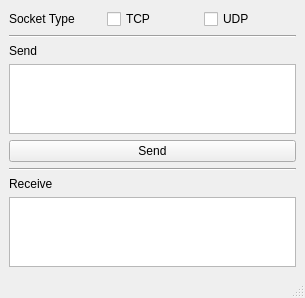
Above: network_interface_debugger/main_window.ui from iamkevinzhao/ce30_debuggers before the change. Below: the same form after it.
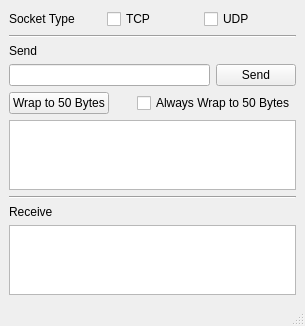
That is the form after the change.

```diff
--- a/network_interface_debugger/main_window.ui
+++ b/network_interface_debugger/main_window.ui
@@ -40,8 +40,8 @@
       </item>
      </layout>
     </item>
-    <item row="1" column="0">
-     <widget class="Line" name="line">
+    <item row="10" column="0">
+     <widget class="Line" name="line_2">
       <property name="orientation">
        <enum>Qt::Horizontal</enum>
       </property>
@@ -54,34 +54,27 @@
       </property>
      </widget>
     </item>
-    <item row="3" column="0">
+    <item row="8" column="0">
      <widget class="QPlainTextEdit" name="SenderPlainTextEdit"/>
     </item>
-    <item row="4" column="0">
-     <widget class="QPushButton" name="SendPushButton">
-      <property name="text">
-       <string>Send</string>
-      </property>
-     </widget>
-    </item>
-    <item row="5" column="0">
-     <widget class="Line" name="line_2">
+    <item row="1" column="0">
+     <widget class="Line" name="line">
       <property name="orientation">
        <enum>Qt::Horizontal</enum>
       </property>
      </widget>
     </item>
-    <item row="6" column="0">
+    <item row="11" column="0">
      <widget class="QLabel" name="label_3">
       <property name="text">
        <string>Receive</string>
       </property>
      </widget>
     </item>
-    <item row="7" column="0">
+    <item row="12" column="0">
      <widget class="QPlainTextEdit" name="ReceiverPlainTextEdit"/>
     </item>
-    <item row="8" column="0">
+    <item row="13" column="0">
      <spacer name="verticalSpacer">
       <property name="orientation">
        <enum>Qt::Vertical</enum>
@@ -94,6 +87,55 @@
       </property>
      </spacer>
     </item>
+    <item row="3" column="0">
+     <layout class="QHBoxLayout" name="horizontalLayout_2">
+      <item>
+       <widget class="QLineEdit" name="SenderLineEdit"/>
+      </item>
+      <item>
+       <widget class="QPushButton" name="SendPushButton">
+        <property name="text">
+         <string>Send</string>
+        </property>
+       </widget>
+      </item>
+     </layout>
+    </item>
+    <item row="4" column="0">
+     <layout class="QVBoxLayout" name="verticalLayout">
+      <item>
+       <layout class="QHBoxLayout" name="horizontalLayout_3">
+        <item>
+         <widget class="QPushButton" name="WrapMessagePushButton">
+          <property name="text">
+           <string>Wrap to 50 Bytes</string>
+          </property>
+         </widget>
+        </item>
+        <item>
+         <spacer name="horizontalSpacer">
+          <property name="orientation">
+           <enum>Qt::Horizontal</enum>
+          </property>
+          <property name="sizeHint" stdset="0">
+           <size>
+            <width>40</width>
+            <height>20</height>
+           </size>
+          </property>
+         </spacer>
+        </item>
+        <item>
+         <widget class="QCheckBox" name="WrapMessageCheckBox">
+          <property name="text">
+           <string>Always Wrap to 50 Bytes</string>
+          </property>
+         </widget>
+        </item>
+       </layout>
+      </item>
+     </layout>
+    </item>
    </layout>
   </widget>
   <widget class="QMenuBar" name="menubar">
```
